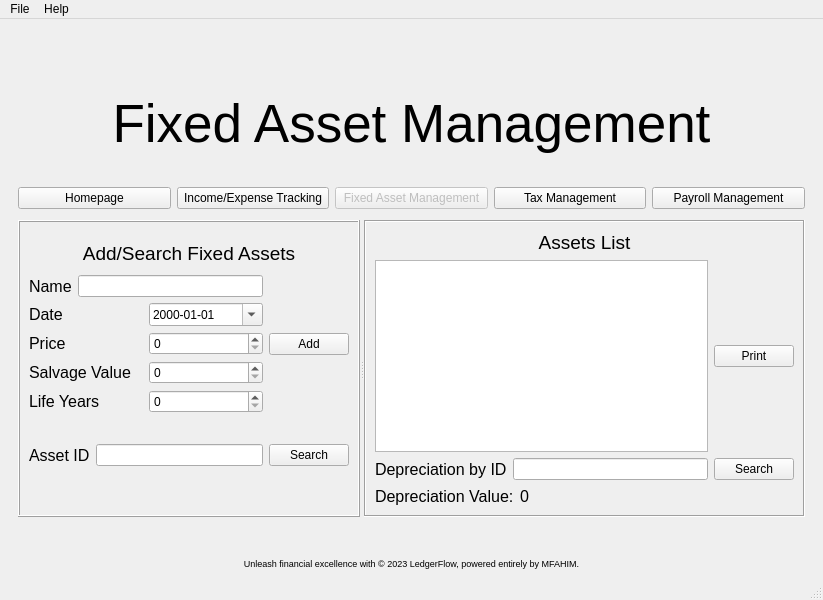
Old version of the form LedgerFlow_UI.ui in the repository mohammed-algh/LedgerFlow.
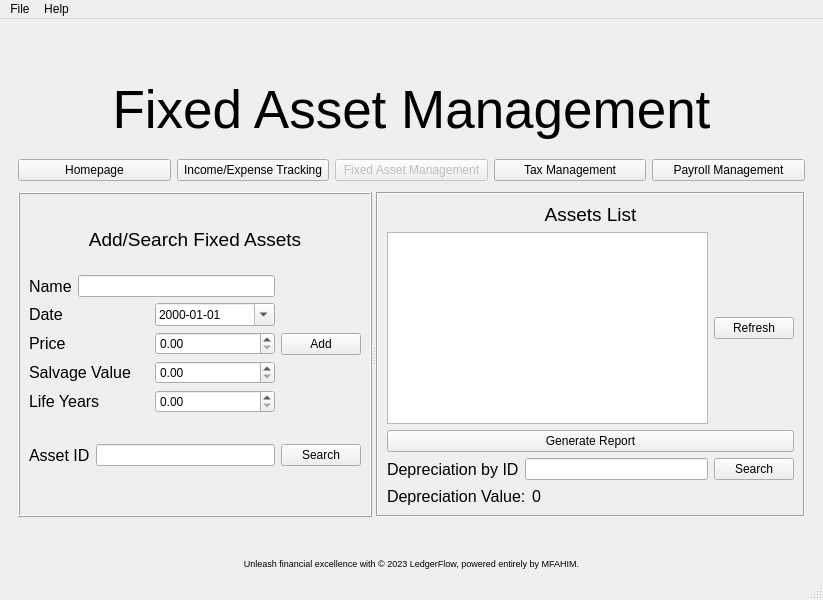
New version of the form. The open tabs and pages were chosen to show the change.

Commit message: Adding & Viewing Assets

What changed in the file:
```diff
--- a/LedgerFlow_UI.ui
+++ b/LedgerFlow_UI.ui
@@ -904,9 +904,15 @@
                        </widget>
                       </item>
                       <item>
-                       <widget class="QSpinBox" name="price_field_Asset">
+                       <widget class="QDoubleSpinBox" name="price_field_Asset">
+                        <property name="accelerated">
+                         <bool>true</bool>
+                        </property>
                         <property name="maximum">
-                         <number>999999999</number>
+                         <double>999999999.990000009536743</double>
+                        </property>
+                        <property name="singleStep">
+                         <double>500.000000000000000</double>
                         </property>
                        </widget>
                       </item>
@@ -930,9 +936,15 @@
                        </widget>
                       </item>
                       <item>
-                       <widget class="QSpinBox" name="sal_val_field_Asset">
+                       <widget class="QDoubleSpinBox" name="sal_val_field_Asset">
+                        <property name="accelerated">
+                         <bool>true</bool>
+                        </property>
                         <property name="maximum">
-                         <number>999999999</number>
+                         <double>999999999.990000009536743</double>
+                        </property>
+                        <property name="singleStep">
+                         <double>50.000000000000000</double>
                         </property>
                        </widget>
                       </item>
@@ -956,9 +968,15 @@
                        </widget>
                       </item>
                       <item>
-                       <widget class="QSpinBox" name="year_field_Asset">
+                       <widget class="QDoubleSpinBox" name="year_field_Asset">
+                        <property name="accelerated">
+                         <bool>true</bool>
+                        </property>
                         <property name="maximum">
-                         <number>999999999</number>
+                         <double>999999999.990000009536743</double>
+                        </property>
+                        <property name="singleStep">
+                         <double>0.100000000000000</double>
                         </property>
                        </widget>
                       </item>
@@ -1068,17 +1086,28 @@
                 <item>
                  <layout class="QHBoxLayout" name="horizontalLayout_20">
                   <item>
-                   <widget class="QListView" name="Asset_List"/>
+                   <widget class="QTableView" name="Asset_List">
+                    <attribute name="verticalHeaderVisible">
+                     <bool>false</bool>
+                    </attribute>
+                   </widget>
                   </item>
                   <item>
-                   <widget class="QPushButton" name="print_Asset_Button">
+                   <widget class="QPushButton" name="asset_refresh_Button">
                     <property name="text">
-                     <string>Print</string>
+                     <string>Refresh</string>
                     </property>
                    </widget>
                   </item>
                  </layout>
                 </item>
+                <item>
+                 <widget class="QPushButton" name="print_Asset_Button">
+                  <property name="text">
+                   <string>Generate Report</string>
+                  </property>
+                 </widget>
+                </item>
                 <item>
                  <layout class="QHBoxLayout" name="horizontalLayout_18">
                   <item>
```
Left out of the diff: 2 changed lines with no effect on the pictures. The commit also changes 5 other files.
